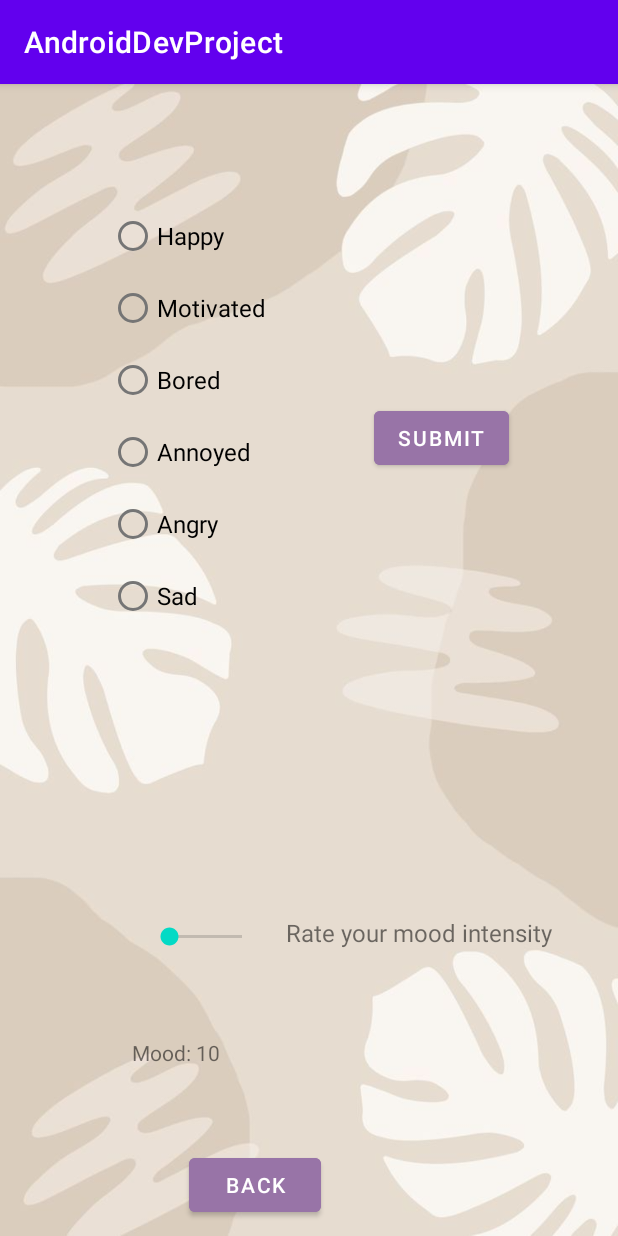
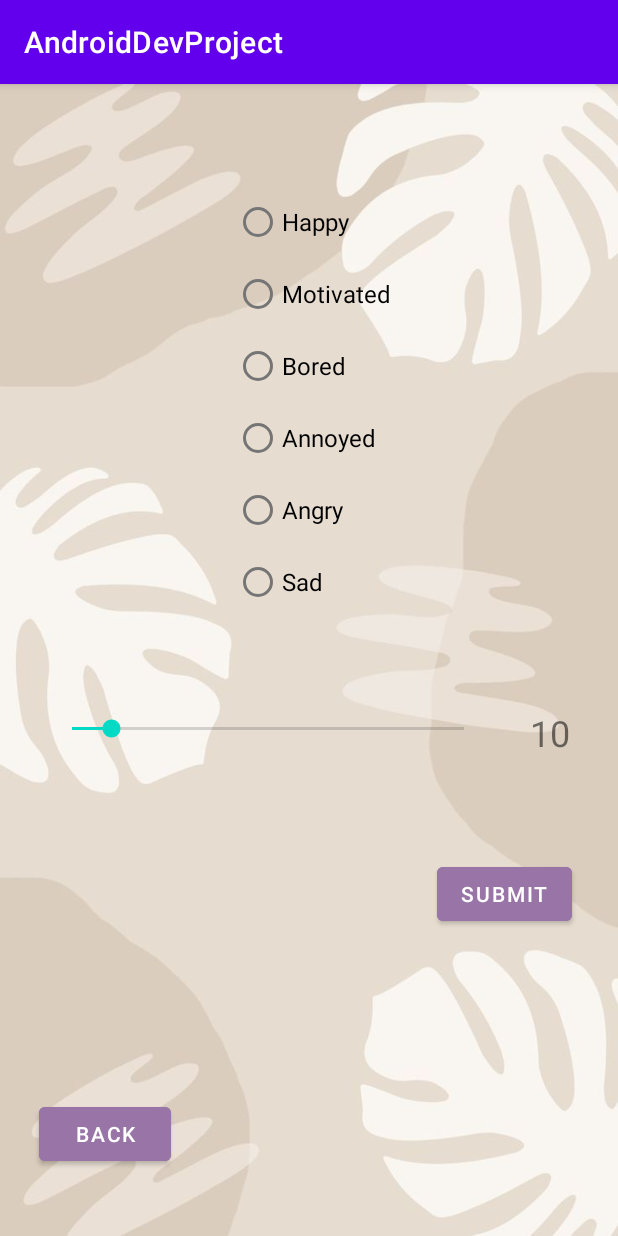
Before and after one commit to RaiyanAfiz/Mobile-Application-Development-Project, an Android app: the Mood screen opened directly, with no data from a screen before it, after a tap on "SUBMIT", on a phone screen of 412 x 824 dp. Run offline under Robolectric (Android 15) with nearby library versions, the phone set to English and light mode, and no system bars; our stand-ins replace Room's generated code; 1 statement that could not run was skipped.

Commit message:
Changes db insertion messages
Also changes the layout for mood

```diff
--- a/app/src/main/java/com/example/androiddevproject/Journal.java
+++ b/app/src/main/java/com/example/androiddevproject/Journal.java
@@ -60,9 +60,9 @@ public class Journal extends AppCompatActivity {
                             @Override
                             public void run() {
                                 if (id > 0) {
-                                    Toast.makeText(Journal.this, "Data Insertion success.", Toast.LENGTH_SHORT).show();
+                                    Toast.makeText(Journal.this, "Your journal entry has be added", Toast.LENGTH_SHORT).show();
                                 } else {
-                                    Toast.makeText(Journal.this, "Data Insertion failed.", Toast.LENGTH_SHORT).show();
+                                    Toast.makeText(Journal.this, "Error: Could not add journal entry", Toast.LENGTH_SHORT).show();
                                 }
                             }
                         });
--- a/app/src/main/java/com/example/androiddevproject/Mood.java
+++ b/app/src/main/java/com/example/androiddevproject/Mood.java
@@ -27,7 +27,7 @@ public class Mood extends AppCompatActivity {
     RadioButton radEmotion;
     RadioGroup radGroupEmotion;
     Button btnSubmit, back;
-    TextView lbl, lblIntensity;
+    TextView lblIntensity;
     SeekBar emotionIntensity;
 
     private MyDB database;
@@ -41,7 +41,6 @@ public class Mood extends AppCompatActivity {
 
         radGroupEmotion = findViewById(R.id.radGroupEmotions);
         btnSubmit = findViewById(R.id.btnSubmit);
-        lbl = findViewById(R.id.lblShow);
         lblIntensity = findViewById(R.id.lblShowIntensity);
         emotionIntensity = findViewById(R.id.seekBarIntensity);
         back = findViewById(R.id.back);
@@ -84,13 +83,6 @@ public class Mood extends AppCompatActivity {
         btnSubmit.setOnClickListener(new View.OnClickListener() {
             @Override
             public void onClick(View view) {
-
-                //Useless delete later
-                String temp = "Mood: ";
-                temp += radEmotion.getText().toString() + " \nIntensity: ";
-                temp += emotionIntensity.getProgress();
-                lbl.setText(temp);
-
                 String myMood = radEmotion.getText().toString();
                 int myIntensity = emotionIntensity.getProgress();
 
@@ -106,9 +98,9 @@ public class Mood extends AppCompatActivity {
                             @Override
                             public void run() {
                                 if (id > 0) {
-                                    Toast.makeText(Mood.this, "Data Insertion success.", Toast.LENGTH_SHORT).show();
+                                    Toast.makeText(Mood.this, "Your mood has been added", Toast.LENGTH_SHORT).show();
                                 } else {
-                                    Toast.makeText(Mood.this, "Data Insertion failed.", Toast.LENGTH_SHORT).show();
+                                    Toast.makeText(Mood.this, "Error: Could not add mood", Toast.LENGTH_SHORT).show();
                                 }
                             }
                         });
--- a/app/src/main/res/layout/activity_mood.xml
+++ b/app/src/main/res/layout/activity_mood.xml
@@ -11,31 +11,44 @@
         android:id="@+id/btnSubmit"
         android:layout_width="wrap_content"
         android:layout_height="wrap_content"
-        android:layout_marginTop="212dp"
+        android:layout_marginTop="516dp"
+        android:backgroundTint="@color/mauve"
         android:text="@string/submit"
         app:layout_constraintEnd_toEndOf="parent"
         app:layout_constraintHorizontal_bias="0.5"
-        android:backgroundTint="@color/mauve"
         app:layout_constraintStart_toEndOf="@+id/radGroupEmotions"
         app:layout_constraintTop_toTopOf="parent" />
 
+    <SeekBar
+        android:id="@+id/seekBarIntensity"
+        android:layout_width="293dp"
+        android:layout_height="52dp"
+        android:layout_marginStart="32dp"
+        android:layout_marginTop="404dp"
+        android:max="100"
+        android:min="0"
+        android:progress="10"
+        app:layout_constraintStart_toStartOf="parent"
+        app:layout_constraintTop_toTopOf="parent" />
+
     <TextView
-        android:id="@+id/lblShow"
-        android:layout_width="172dp"
-        android:layout_height="68dp"
-        android:layout_marginStart="88dp"
-        android:layout_marginBottom="64dp"
-        android:text="@string/textview"
-        app:layout_constraintBottom_toBottomOf="parent"
-        app:layout_constraintStart_toStartOf="parent" />
+        android:id="@+id/lblShowIntensity"
+        android:layout_width="wrap_content"
+        android:layout_height="wrap_content"
+        android:layout_marginStart="28dp"
+        android:layout_marginTop="416dp"
+        android:text="10"
+        android:textSize="24sp"
+        app:layout_constraintStart_toEndOf="@+id/seekBarIntensity"
+        app:layout_constraintTop_toTopOf="parent" />
 
     <RadioGroup
         android:id="@+id/radGroupEmotions"
         android:layout_width="wrap_content"
         android:layout_height="wrap_content"
-        android:layout_marginTop="77dp"
-        app:layout_constraintEnd_toStartOf="@+id/btnSubmit"
-        app:layout_constraintHorizontal_bias="0.5"
+        android:layout_marginTop="68dp"
+        app:layout_constraintEnd_toEndOf="parent"
+        app:layout_constraintHorizontal_bias="0.508"
         app:layout_constraintStart_toStartOf="parent"
         app:layout_constraintTop_toTopOf="parent">
 
@@ -82,41 +95,15 @@
             android:textSize="16sp" />
     </RadioGroup>
 
-    <SeekBar
-        android:id="@+id/seekBarIntensity"
-        android:layout_width="0dp"
-        android:layout_height="44dp"
-        android:layout_marginStart="91dp"
-        android:layout_marginEnd="13dp"
-        android:layout_marginBottom="45dp"
-        android:max="100"
-        android:min="0"
-        android:progress="10"
-        app:layout_constraintBottom_toTopOf="@+id/lblShow"
-        app:layout_constraintEnd_toStartOf="@+id/lblShowIntensity"
-        app:layout_constraintStart_toStartOf="parent" />
-
-    <TextView
-        android:id="@+id/lblShowIntensity"
-        android:layout_width="wrap_content"
-        android:layout_height="wrap_content"
-        android:layout_marginTop="8dp"
-        android:layout_marginEnd="44dp"
-        android:text="Rate your mood intensity"
-        app:layout_constraintEnd_toEndOf="parent"
-        android:textSize="16sp"
-        app:layout_constraintStart_toEndOf="@+id/seekBarIntensity"
-        app:layout_constraintTop_toTopOf="@+id/seekBarIntensity" />
-
     <Button
         android:id="@+id/back"
         android:layout_width="wrap_content"
         android:layout_height="wrap_content"
-        android:layout_marginStart="38dp"
-        android:layout_marginBottom="10dp"
+        android:layout_marginStart="26dp"
+        android:layout_marginBottom="44dp"
+        android:backgroundTint="@color/mauve"
         android:text="Back"
-        android:backgroundTint="@color/mauve"
         app:layout_constraintBottom_toBottomOf="parent"
-        app:layout_constraintStart_toStartOf="@+id/lblShow" />
+        app:layout_constraintStart_toStartOf="parent" />
 
 </androidx.constraintlayout.widget.ConstraintLayout>
```
